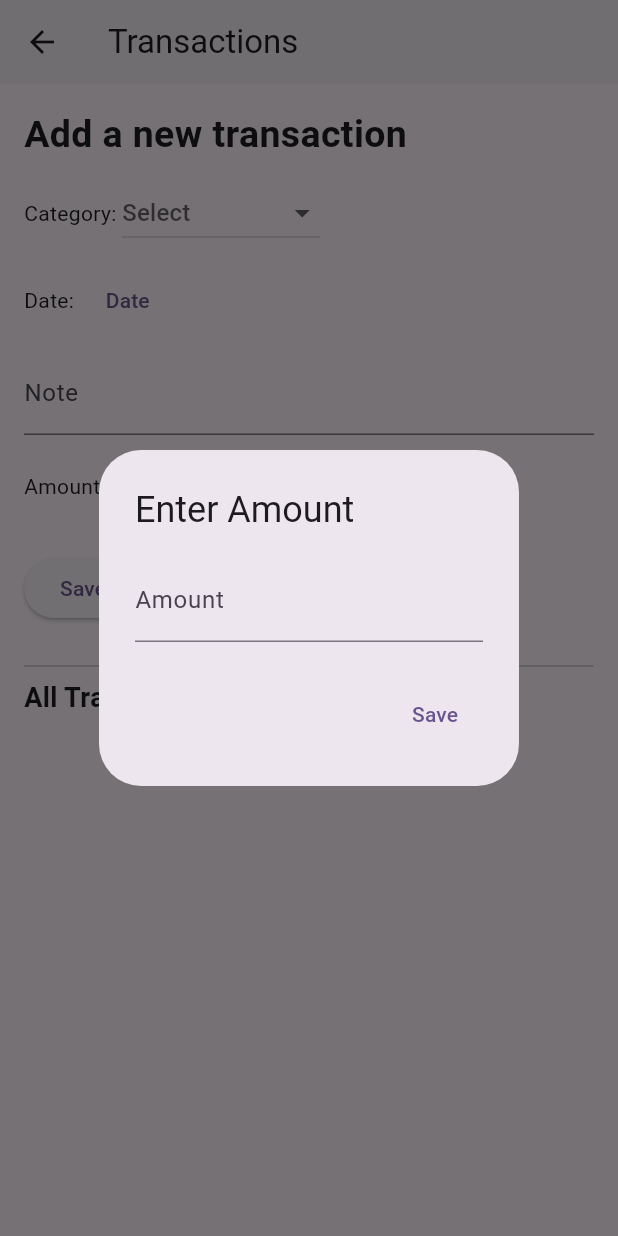
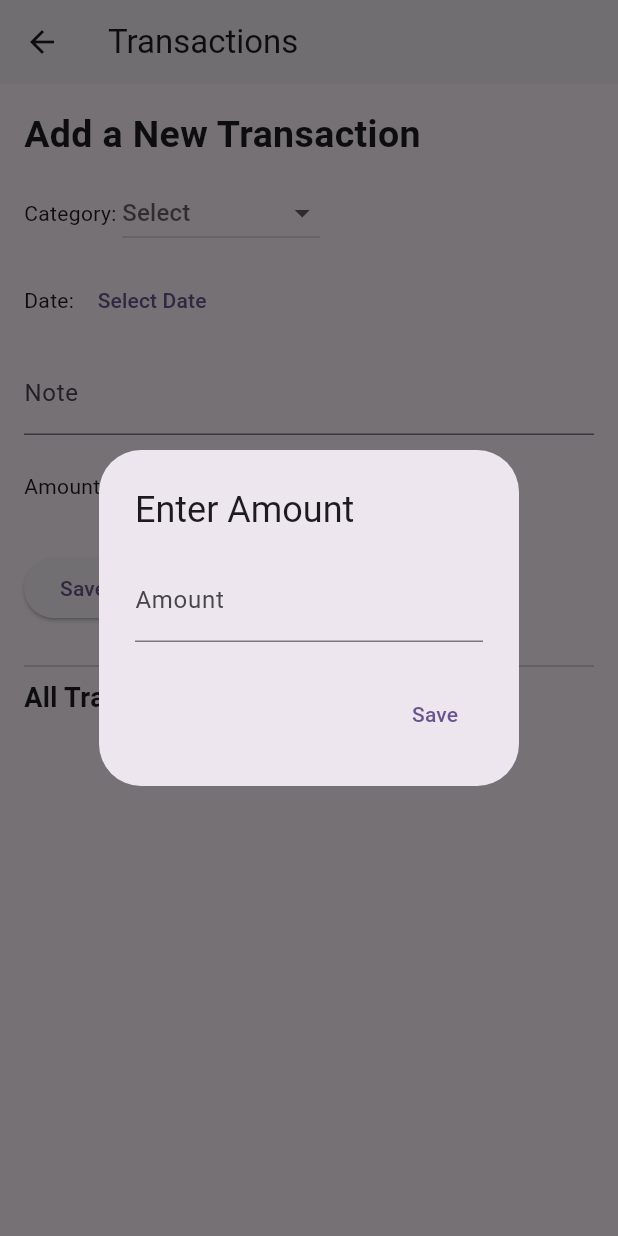
Before and after one commit to Sevara1508/BudgetBuddy-AI, a Flutter app: the Transaction_Screen screen opened directly, after a tap on "Enter Amount", on a phone screen of 412 x 824 dp. Run offline on Flutter 3.47's test engine with Material 3 defaults, Android fonts, the phone set to English and light mode, and no system bars; our stand-ins replace flutter_local_notifications, shared_preferences, sqflite, sqflite_common_ffi; accounts and stored records are empty.

```diff
--- a/lib/pages/transaction_screen.dart
+++ b/lib/pages/transaction_screen.dart
@@ -1,8 +1,6 @@
 import 'package:flutter/material.dart';
 import '/models/transaction_model.dart';
 import '/services/db_helper.dart';
-import 'package:flutter_localizations/flutter_localizations.dart';
-import '../l10n/app_localizations.dart';
 
 class Transaction_Screen extends StatefulWidget {
   const Transaction_Screen({super.key, required this.title});
@@ -21,6 +19,8 @@ class _Transaction_ScreenState extends State<Transaction_Screen> {
   String? _selectCategory; //in order to select category from picker
   DateTime? _selectDate; // in order to select date from picker
   double? _enterAmount; // in order to store amount entered from dialog
+
+  final List<String> _categories = ['Food','Shopping','Utilities','Transportation','Other']; // used in category picker
 
   @override
   void initState() {
@@ -83,15 +83,6 @@ class _Transaction_ScreenState extends State<Transaction_Screen> {
   }
   @override
   Widget build(BuildContext context) {
-
-    final List<String> _categories = [
-      AppLocalizations.of(context)!.food,
-      AppLocalizations.of(context)!.shopping,
-      AppLocalizations.of(context)!.utilities,
-      AppLocalizations.of(context)!.transportation,
-      AppLocalizations.of(context)!.other
-    ]; // used in category picker
-
     return Scaffold(
       appBar: AppBar(
         backgroundColor: Theme.of(context).colorScheme.onInverseSurface,
@@ -103,8 +94,8 @@ class _Transaction_ScreenState extends State<Transaction_Screen> {
           child: Column(
             crossAxisAlignment: CrossAxisAlignment.start,
             children: [
-              Text(
-                AppLocalizations.of(context)!.addNewTransaction,
+              const Text(
+                'Add a New Transaction',
                 style: TextStyle(fontSize: 25, fontWeight: FontWeight.bold),
               ),
               //code for each input type (changed to pickers and dialog)
@@ -113,7 +104,7 @@ class _Transaction_ScreenState extends State<Transaction_Screen> {
               // create category picker using dropdown
               Row(
                 children: [
-                  Text('${AppLocalizations.of(context)!.category}: '),
+                  const Text('Category: '),
                   DropdownButton<String>(
                     value: _selectCategory,
                     hint: const Text('Select'),
@@ -139,7 +130,7 @@ class _Transaction_ScreenState extends State<Transaction_Screen> {
               // create date picker
               Row(
                 children: [
-                  Text('${AppLocalizations.of(context)!.date}: '),
+                  const Text('Date: '),
                   TextButton(
                     onPressed: () async {
                       // open date picker from flutter library
@@ -159,7 +150,7 @@ class _Transaction_ScreenState extends State<Transaction_Screen> {
                     // display the selected date or prompt to choose one
                     child: Text(
                       _selectDate == null
-                          ? AppLocalizations.of(context)!.selectDate
+                          ? 'Select Date'
                           : _selectDate!.toString().split(' ')[0],
                     ),
                   ),
@@ -172,8 +163,8 @@ class _Transaction_ScreenState extends State<Transaction_Screen> {
               // keep note so user can enter in any text
               TextField(
                 controller: _noteController,
-                decoration: InputDecoration(
-                  labelText: AppLocalizations.of(context)!.note,
+                decoration: const InputDecoration(
+                  labelText: 'Note',
                 ),
               ),
 
@@ -182,7 +173,7 @@ class _Transaction_ScreenState extends State<Transaction_Screen> {
               // create amount input dialog
               Row(
                 children: [
-                  Text('${AppLocalizations.of(context)!.amount}: '),
+                  const Text('Amount: '),
                   TextButton(
                     onPressed: () async {
                       final controller = TextEditingController();
@@ -192,7 +183,7 @@ class _Transaction_ScreenState extends State<Transaction_Screen> {
                         context: context,
                         builder: (context) {
                           return AlertDialog(
-                            title: Text('${AppLocalizations.of(context)!.enterAmount} '),
+                            title: const Text('Enter Amount '),
                             content: TextField(
                               controller: controller,
                               keyboardType: TextInputType.number,
@@ -208,7 +199,7 @@ class _Transaction_ScreenState extends State<Transaction_Screen> {
                                     double.tryParse(controller.text) ?? 0.0,
                                   );
                                 },
-                                child: Text(AppLocalizations.of(context)!.save), // display "Save" button
+                                child: const Text('Save'), // display "Save" button
                               ),
                             ],
                           );
@@ -224,7 +215,7 @@ class _Transaction_ScreenState extends State<Transaction_Screen> {
                     // display the entered amount or prompt user to enter one
                     child: Text(
                       _enterAmount == null
-                          ? AppLocalizations.of(context)!.enterAmount
+                          ? 'Enter Amount'
                           : '\$${_enterAmount!.toStringAsFixed(2)}',
                     ),
                   ),
@@ -236,13 +227,13 @@ class _Transaction_ScreenState extends State<Transaction_Screen> {
               //button to save transaction
               ElevatedButton(
                 onPressed: _addTransaction,
-                child: Text(AppLocalizations.of(context)!.saveTransaction),
+                child: const Text('Save Transaction'),
               ),
 
               const SizedBox(height: 20),
               const Divider(),
-              Text(
-                AppLocalizations.of(context)!.allTransactions,
+              const Text(
+                'All Transactions',
                 style: TextStyle(fontSize: 18, fontWeight: FontWeight.bold),
               ),
               const SizedBox(height: 20),
```
Also changed, not shown: 2 other files.
